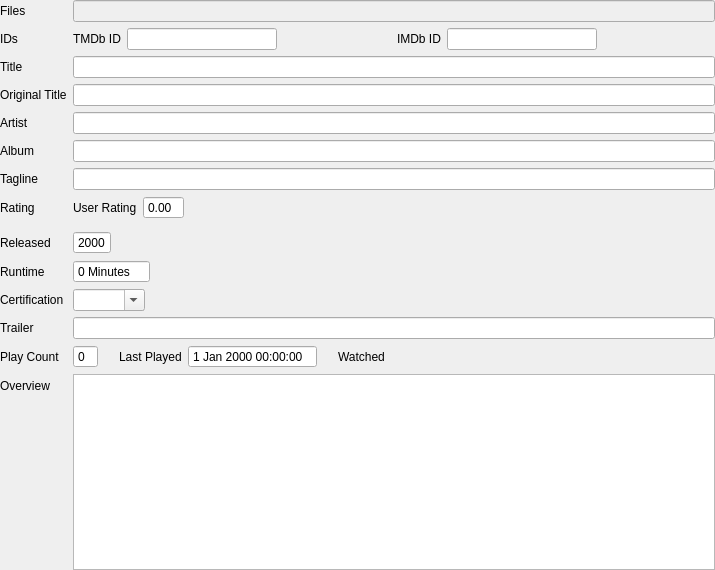
Above: src/ui/concerts/ConcertInfoWidget.ui from Komet/MediaElch before the change. Below: the same form after it.
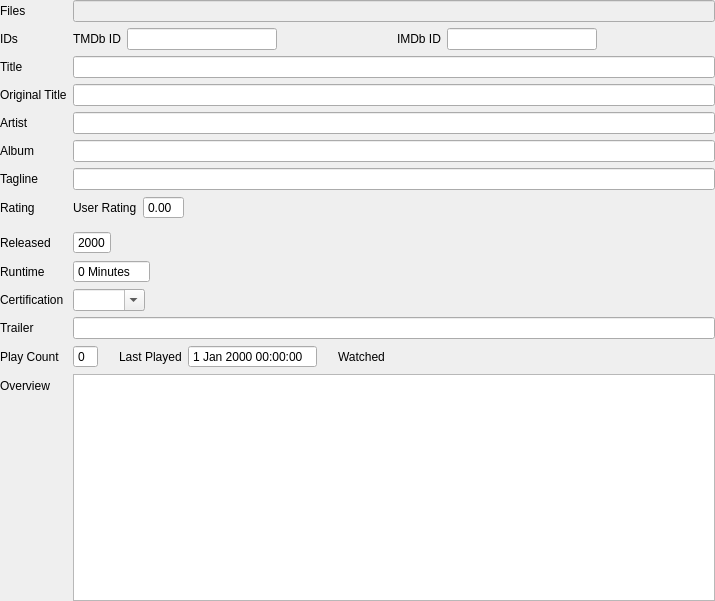
That is the form after the change. Custom widgets are drawn as their Qt base class.

Commit message:
fix(UI): Use plain text fields for non-stylable text
Previously, if a user copied formatted text (e.g. bold text) into text
fields, the format was copied as well, misleading the user that formatting
was possible.  However, when saving, only plain text was ever stored.

The edit to the form file:
```diff
--- a/src/ui/concerts/ConcertInfoWidget.ui
+++ b/src/ui/concerts/ConcertInfoWidget.ui
@@ -7,7 +7,7 @@
     <x>0</x>
     <y>0</y>
     <width>715</width>
-    <height>570</height>
+    <height>601</height>
    </rect>
   </property>
   <property name="sizePolicy">
@@ -356,7 +356,7 @@
     </widget>
    </item>
    <item row="13" column="1">
-    <widget class="QTextEdit" name="overview"/>
+    <widget class="QPlainTextEdit" name="overview"/>
    </item>
   </layout>
  </widget>
```
Left out of the diff: 24 changed lines with no effect on the pictures. The commit also changes 12 other files.
